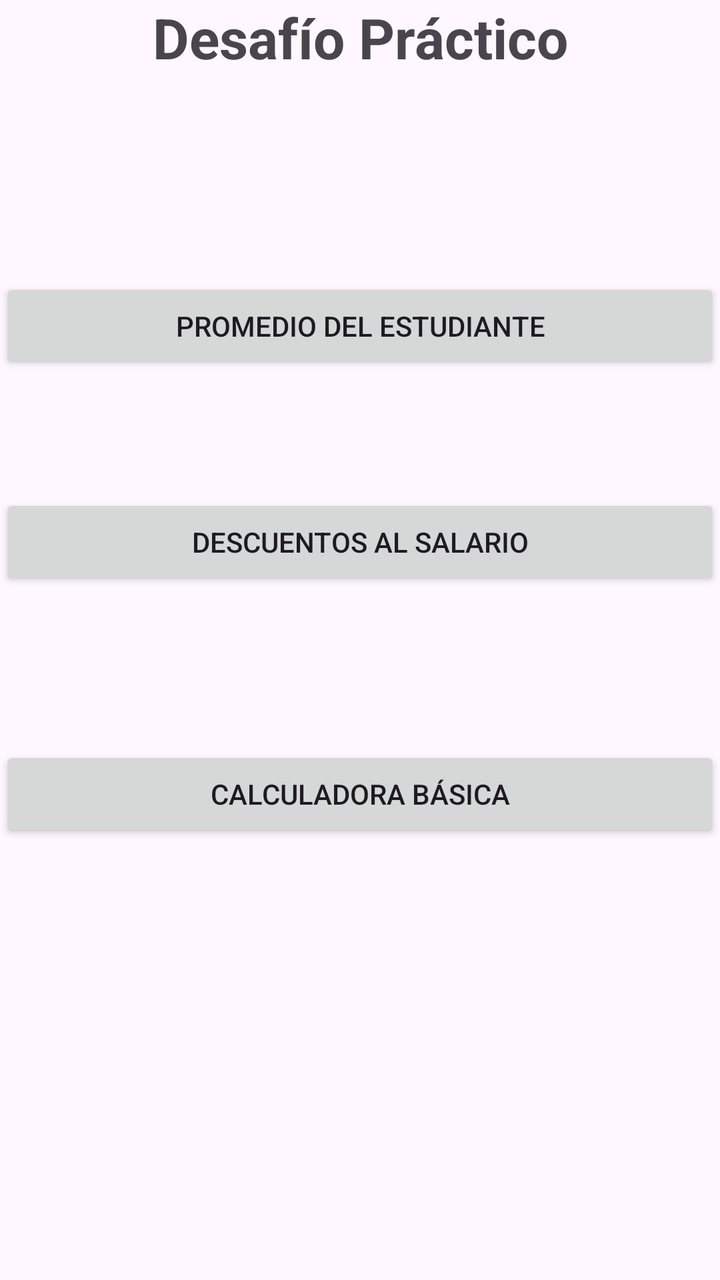
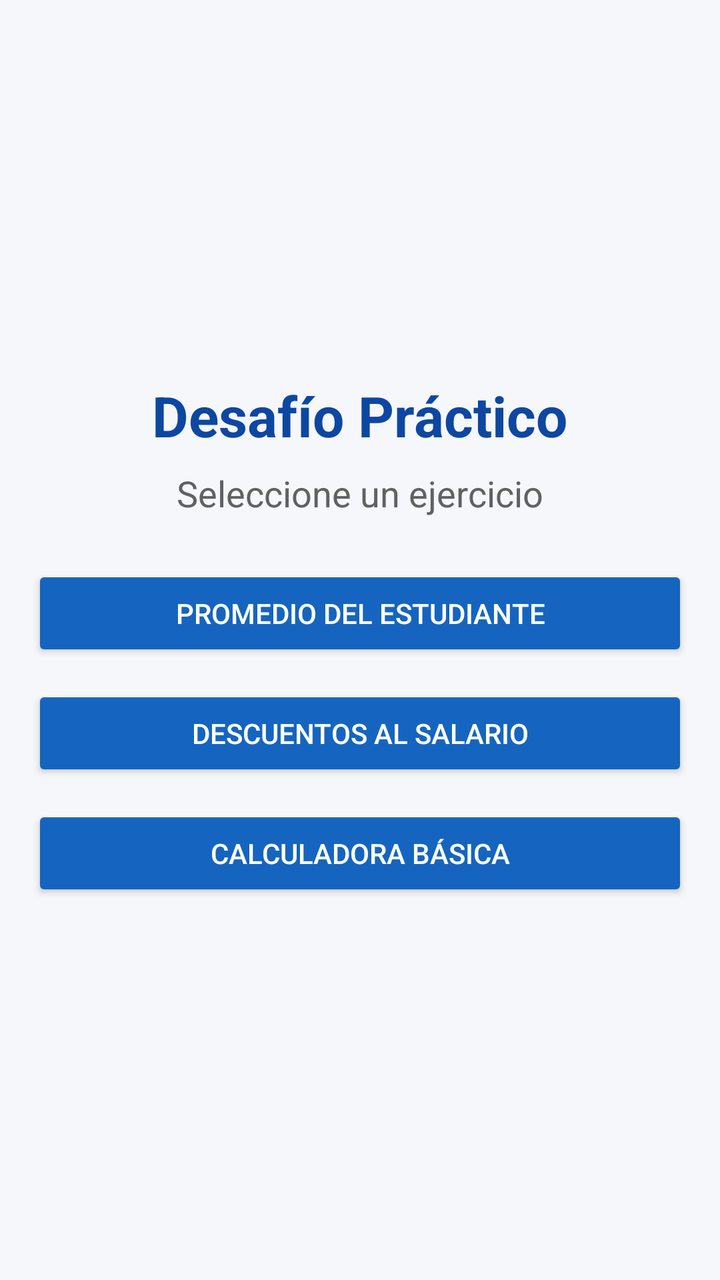

The first picture is an Android layout as it rendered before a commit; the second is the same layout after the commit. The layout source and the unified diff follow.
<!-- AndroidManifest.xml: application theme Theme.Desafio1DSMlab -->
<!-- res/layout/activity_main.xml -->
<?xml version="1.0" encoding="utf-8"?>
<androidx.constraintlayout.widget.ConstraintLayout
    xmlns:android="http://schemas.android.com/apk/res/android"
    xmlns:tools="http://schemas.android.com/tools"
    xmlns:app="http://schemas.android.com/apk/res-auto"
    android:id="@+id/main"
    android:layout_width="match_parent"
    android:layout_height="match_parent"
    tools:context=".MainActivity">

    <TextView
        android:id="@+id/tvTituloPrincipal"
        android:layout_width="wrap_content"
        android:layout_height="wrap_content"
        android:text="@string/titulo_principal"
        android:textSize="28sp"
        android:textStyle="bold"
        app:layout_constraintEnd_toEndOf="parent"
        app:layout_constraintStart_toStartOf="parent"
        app:layout_constraintTop_toTopOf="parent" />

    <TextView
        android:id="@+id/tvSubtituloPrincipal"
        android:layout_width="wrap_content"
        android:layout_height="wrap_content"
        android:text="@string/subtitulo_principal"
        android:textSize="18sp"
        app:layout_constraintBottom_toTopOf="@+id/btnPromedioEstudiante"
        app:layout_constraintEnd_toEndOf="parent"
        app:layout_constraintHorizontal_bias="0.258"
        app:layout_constraintStart_toStartOf="parent"
        app:layout_constraintTop_toBottomOf="@+id/tvTituloPrincipal" />

    <Button
        android:id="@+id/btnPromedioEstudiante"
        android:layout_width="match_parent"
        android:layout_height="wrap_content"
        android:layout_marginTop="200dp"
        android:text="@string/promedio_estudiante"
        app:layout_constraintBottom_toTopOf="@+id/btnDescuentosSalario"
        app:layout_constraintEnd_toEndOf="parent"
        app:layout_constraintStart_toStartOf="parent"
        app:layout_constraintTop_toBottomOf="@+id/tvSubtituloPrincipal" />

    <Button
        android:id="@+id/btnDescuentosSalario"
        android:layout_width="match_parent"
        android:layout_height="wrap_content"
        android:layout_marginTop="60dp"
        android:layout_marginBottom="78dp"
        android:text="@string/descuentos_salario"
        app:layout_constraintBottom_toTopOf="@+id/btnCalculadoraBasica"
        app:layout_constraintEnd_toEndOf="parent"
        app:layout_constraintHorizontal_bias="0.0"
        app:layout_constraintStart_toStartOf="parent"
        app:layout_constraintTop_toBottomOf="@+id/btnPromedioEstudiante" />

    <Button
        android:id="@+id/btnCalculadoraBasica"
        android:layout_width="match_parent"
        android:layout_height="wrap_content"
        android:layout_marginBottom="342dp"
        android:text="@string/calculadora_basica"
        app:layout_constraintBottom_toBottomOf="parent"
        app:layout_constraintEnd_toEndOf="parent"
        app:layout_constraintHorizontal_bias="0.0"
        app:layout_constraintStart_toStartOf="parent"
        app:layout_constraintTop_toBottomOf="@+id/btnDescuentosSalario" />

</androidx.constraintlayout.widget.ConstraintLayout>
<!-- resources referenced by this layout -->
<resources>
  <string name="calculadora_basica">Calculadora básica</string>
  <string name="descuentos_salario">Descuentos al salario</string>
  <string name="promedio_estudiante">Promedio del estudiante</string>
  <string name="subtitulo_principal">Seleccione un ejercicio</string>
  <string name="titulo_principal">Desafío Práctico</string>
  <style name="Theme.Desafio1DSMlab" parent="Base.Theme.Desafio1DSMlab" />
  <style name="Base.Theme.Desafio1DSMlab" parent="Theme.Material3.DayNight.NoActionBar">
          
          
      </style>
</resources>

<!-- the commit's change to res/layout/activity_main.xml (unified diff, before → after) -->
@@ -1,12 +1,11 @@
 <?xml version="1.0" encoding="utf-8"?>
-<androidx.constraintlayout.widget.ConstraintLayout
-    xmlns:android="http://schemas.android.com/apk/res/android"
-    xmlns:tools="http://schemas.android.com/tools"
-    xmlns:app="http://schemas.android.com/apk/res-auto"
-    android:id="@+id/main"
+<LinearLayout xmlns:android="http://schemas.android.com/apk/res/android"
     android:layout_width="match_parent"
     android:layout_height="match_parent"
-    tools:context=".MainActivity">
+    android:orientation="vertical"
+    android:gravity="center"
+    android:padding="@dimen/padding_pantalla"
+    android:background="@color/fondo_principal">
 
     <TextView
         android:id="@+id/tvTituloPrincipal"
@@ -15,9 +14,8 @@
         android:text="@string/titulo_principal"
         android:textSize="28sp"
         android:textStyle="bold"
-        app:layout_constraintEnd_toEndOf="parent"
-        app:layout_constraintStart_toStartOf="parent"
-        app:layout_constraintTop_toTopOf="parent" />
+        android:textColor="@color/azul_oscuro"
+        android:layout_marginBottom="@dimen/margen_pequeno" />
 
     <TextView
         android:id="@+id/tvSubtituloPrincipal"
@@ -25,46 +23,33 @@
         android:layout_height="wrap_content"
         android:text="@string/subtitulo_principal"
         android:textSize="18sp"
-        app:layout_constraintBottom_toTopOf="@+id/btnPromedioEstudiante"
-        app:layout_constraintEnd_toEndOf="parent"
-        app:layout_constraintHorizontal_bias="0.258"
-        app:layout_constraintStart_toStartOf="parent"
-        app:layout_constraintTop_toBottomOf="@+id/tvTituloPrincipal" />
+        android:textColor="@color/texto_secundario"
+        android:layout_marginBottom="@dimen/margen_grande" />
 
     <Button
         android:id="@+id/btnPromedioEstudiante"
         android:layout_width="match_parent"
         android:layout_height="wrap_content"
-        android:layout_marginTop="200dp"
         android:text="@string/promedio_estudiante"
-        app:layout_constraintBottom_toTopOf="@+id/btnDescuentosSalario"
-        app:layout_constraintEnd_toEndOf="parent"
-        app:layout_constraintStart_toStartOf="parent"
-        app:layout_constraintTop_toBottomOf="@+id/tvSubtituloPrincipal" />
+        android:textColor="@color/blanco"
+        android:backgroundTint="@color/azul_principal"
+        android:layout_marginBottom="@dimen/margen_normal" />
 
     <Button
         android:id="@+id/btnDescuentosSalario"
         android:layout_width="match_parent"
         android:layout_height="wrap_content"
-        android:layout_marginTop="60dp"
-        android:layout_marginBottom="78dp"
         android:text="@string/descuentos_salario"
-        app:layout_constraintBottom_toTopOf="@+id/btnCalculadoraBasica"
-        app:layout_constraintEnd_toEndOf="parent"
-        app:layout_constraintHorizontal_bias="0.0"
-        app:layout_constraintStart_toStartOf="parent"
-        app:layout_constraintTop_toBottomOf="@+id/btnPromedioEstudiante" />
+        android:textColor="@color/blanco"
+        android:backgroundTint="@color/azul_principal"
+        android:layout_marginBottom="@dimen/margen_normal" />
 
     <Button
         android:id="@+id/btnCalculadoraBasica"
         android:layout_width="match_parent"
         android:layout_height="wrap_content"
-        android:layout_marginBottom="342dp"
         android:text="@string/calculadora_basica"
-        app:layout_constraintBottom_toBottomOf="parent"
-        app:layout_constraintEnd_toEndOf="parent"
-        app:layout_constraintHorizontal_bias="0.0"
-        app:layout_constraintStart_toStartOf="parent"
-        app:layout_constraintTop_toBottomOf="@+id/btnDescuentosSalario" />
+        android:textColor="@color/blanco"
+        android:backgroundTint="@color/azul_principal" />
 
-</androidx.constraintlayout.widget.ConstraintLayout>
+</LinearLayout>
<!-- resource entries referenced after the edit -->
@@ -1,5 +1,14 @@
 <!-- resources referenced by this layout -->
 <resources>
+  <color name="azul_oscuro">#0D47A1</color>
+  <color name="azul_principal">#1565C0</color>
+  <color name="blanco">#FFFFFF</color>
+  <color name="fondo_principal">#F5F7FA</color>
+  <color name="texto_secundario">#616161</color>
+  <dimen name="margen_grande">24dp</dimen>
+  <dimen name="margen_normal">12dp</dimen>
+  <dimen name="margen_pequeno">8dp</dimen>
+  <dimen name="padding_pantalla">16dp</dimen>
   <string name="calculadora_basica">Calculadora básica</string>
   <string name="descuentos_salario">Descuentos al salario</string>
   <string name="promedio_estudiante">Promedio del estudiante</string>
